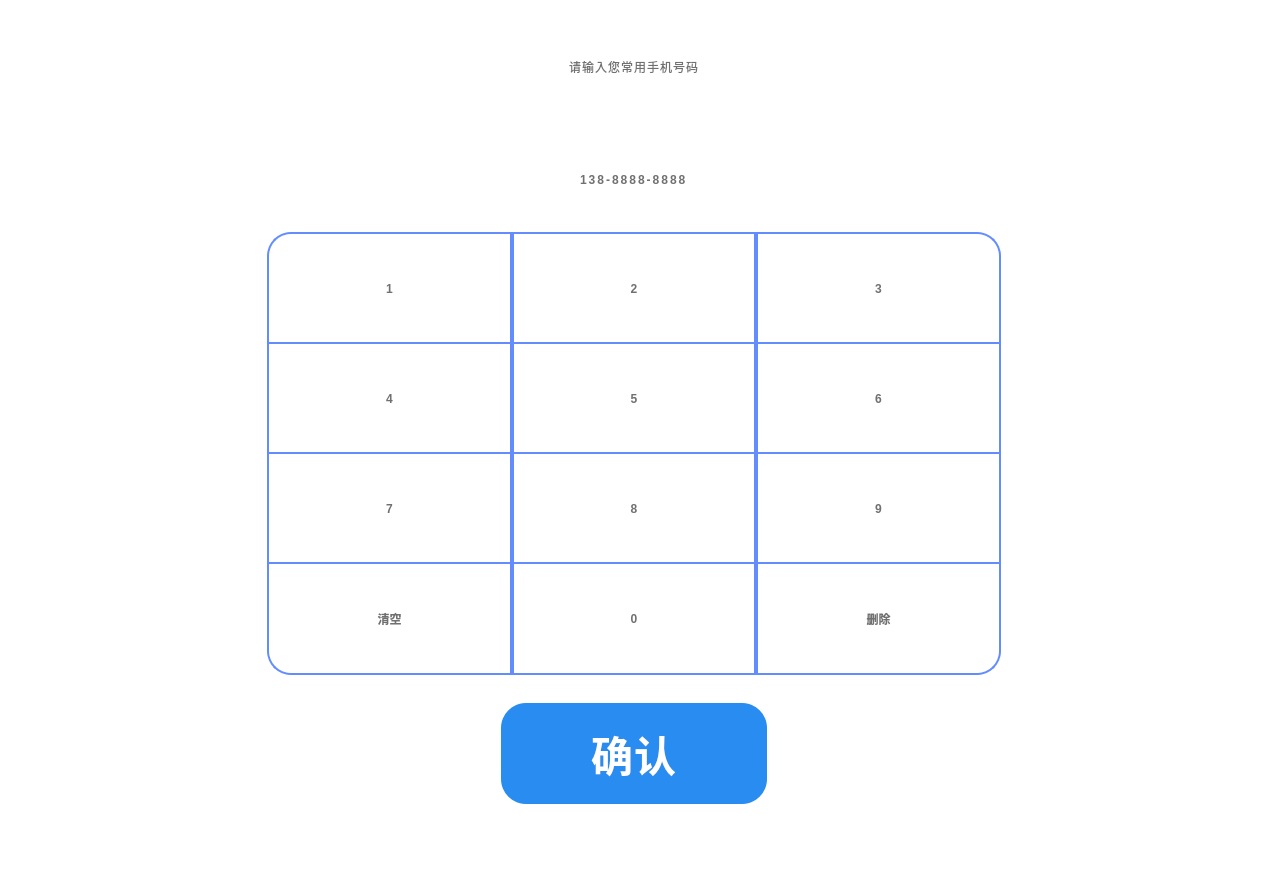
Qt form SSCard_System/uc_inputmobile.ui (leithergit/SSCard_System) before a commit.
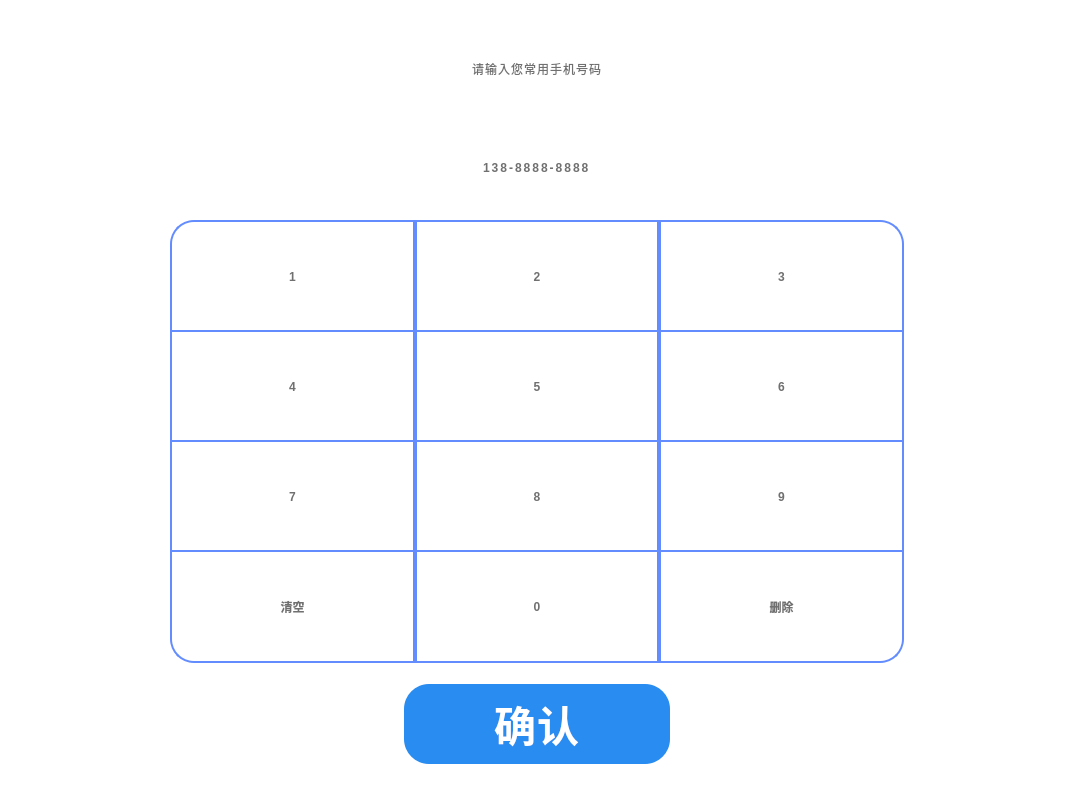
The same form after that commit. Icons and pictures are not drawn.

Patch:
```diff
--- a/SSCard_System/uc_inputmobile.ui
+++ b/SSCard_System/uc_inputmobile.ui
@@ -6,20 +6,20 @@
    <rect>
     <x>0</x>
     <y>0</y>
-    <width>1268</width>
-    <height>872</height>
+    <width>1073</width>
+    <height>795</height>
    </rect>
   </property>
   <property name="minimumSize">
    <size>
-    <width>1268</width>
-    <height>872</height>
+    <width>807</width>
+    <height>485</height>
    </size>
   </property>
   <property name="maximumSize">
    <size>
-    <width>1268</width>
-    <height>872</height>
+    <width>9999</width>
+    <height>9999</height>
    </size>
   </property>
   <property name="windowTitle">
@@ -30,7 +30,7 @@
   </property>
   <layout class="QVBoxLayout" name="verticalLayout_2">
    <item>
-    <layout class="QHBoxLayout" name="horizontalLayout">
+    <layout class="QHBoxLayout" name="horizontalLayout" stretch="1,1,1">
      <item>
       <spacer name="horizontalSpacer_3">
        <property name="orientation">
@@ -45,22 +45,35 @@
       </spacer>
      </item>
      <item>
-      <layout class="QVBoxLayout" name="verticalLayout">
+      <layout class="QVBoxLayout" name="verticalLayout" stretch="0,0,0,0">
        <property name="spacing">
         <number>6</number>
        </property>
+       <item>
+        <spacer name="verticalSpacer">
+         <property name="orientation">
+          <enum>Qt::Vertical</enum>
+         </property>
+         <property name="sizeHint" stdset="0">
+          <size>
+           <width>20</width>
+           <height>40</height>
+          </size>
+         </property>
+        </spacer>
+       </item>
        <item>
         <widget class="QLabel" name="label_Hello">
          <property name="minimumSize">
           <size>
            <width>746</width>
-           <height>98</height>
+           <height>70</height>
           </size>
          </property>
          <property name="maximumSize">
           <size>
            <width>746</width>
-           <height>98</height>
+           <height>80</height>
           </size>
          </property>
          <property name="styleSheet">
@@ -563,13 +576,13 @@
        <property name="minimumSize">
         <size>
          <width>266</width>
-         <height>101</height>
+         <height>80</height>
         </size>
        </property>
        <property name="maximumSize">
         <size>
-         <width>266</width>
-         <height>101</height>
+         <width>220</width>
+         <height>80</height>
         </size>
        </property>
        <property name="styleSheet">
@@ -613,7 +626,7 @@
      <property name="sizeHint" stdset="0">
       <size>
        <width>20</width>
-       <height>48</height>
+       <height>20</height>
       </size>
      </property>
     </spacer>
```
